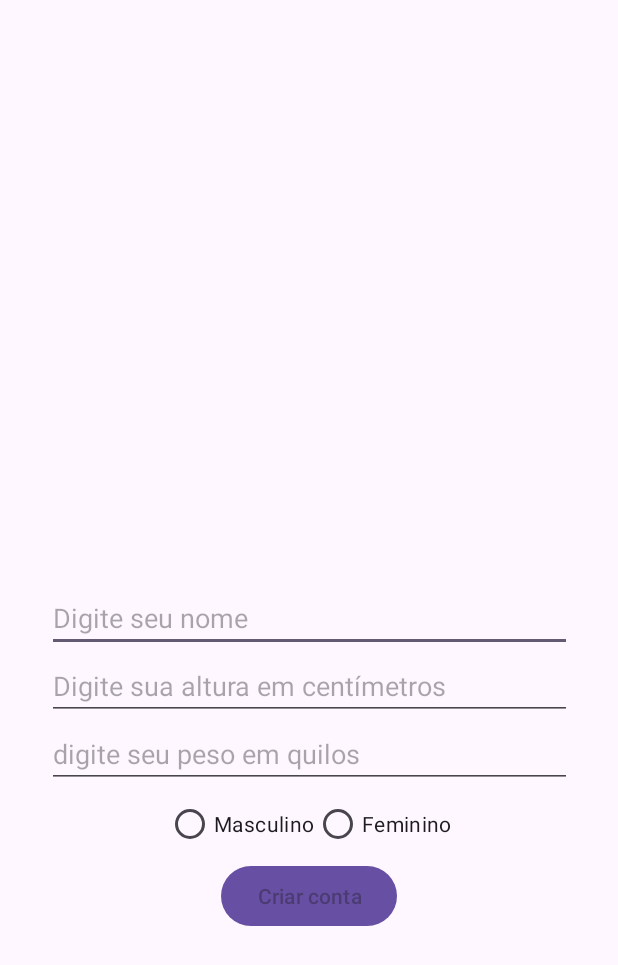
After one commit to joaoVieira1/marcha-project-dmo2, an Android app: the ProfileActivity screen opened directly, with no data from a screen before it, on a phone screen of 412 x 824 dp. The commit adds this screen. Shown: the top 965 px of the screen. Run offline under Robolectric (Android 15) with nearby library versions, the phone set to English and light mode, and no system bars; our stand-ins replace Firebase (no records; nobody signed in at launch, a user with empty details on screens opened directly).

Commit message:
user register implementation

```diff
--- a/app/build.gradle.kts
+++ b/app/build.gradle.kts
@@ -50,6 +50,7 @@ dependencies {
     implementation(libs.androidx.credentials)
     implementation(libs.androidx.credentials.play.services.auth)
     implementation(libs.googleid)
+    implementation(libs.firebase.firestore.ktx)
     testImplementation(libs.junit)
     androidTestImplementation(libs.androidx.junit)
     androidTestImplementation(libs.androidx.espresso.core)
--- a/app/src/main/AndroidManifest.xml
+++ b/app/src/main/AndroidManifest.xml
@@ -22,6 +22,8 @@
             </intent-filter>
         </activity>
         <activity android:name=".HomeActivity"/>
+        <activity android:name=".RegisterActivity"/>
+        <activity android:name=".ProfileActivity"/>
     </application>
 
 </manifest>
--- /dev/null
+++ b/app/src/main/java/com/project/marcha/ProfileActivity.kt
@@ -0,0 +1,67 @@
+package com.project.marcha
+
+import android.content.Intent
+import android.os.Bundle
+import android.widget.RadioGroup
+import androidx.appcompat.app.AppCompatActivity
+import com.google.firebase.Firebase
+import com.google.firebase.auth.FirebaseAuth
+import com.google.firebase.firestore.firestore
+import com.project.marcha.databinding.ActivityProfileBinding
+import com.project.marcha.databinding.ActivityRegisterBinding
+
+class ProfileActivity : AppCompatActivity() {
+
+    private lateinit var binding: ActivityProfileBinding
+    val firebaseAuth = FirebaseAuth.getInstance()
+
+    override fun onCreate(savedInstanceState: Bundle?) {
+        super.onCreate(savedInstanceState)
+        binding = ActivityProfileBinding.inflate(layoutInflater)
+        setContentView(binding.root)
+
+        configListeners()
+    }
+
+    private fun configListeners(){
+        binding.buttonRegister.setOnClickListener {
+            persistenceDatabase()
+        }
+    }
+
+    private fun persistenceDatabase(){
+        val email = firebaseAuth.currentUser!!.email.toString()
+        val name = binding.editTextName.text.toString()
+        val heightText = binding.editTextHeight.text.toString()
+        val weightText = binding.editTextWeight.text.toString()
+        val sex = getSex(binding)
+
+        val height: Int? = heightText.toIntOrNull()
+        val weight: Double? = weightText.toDoubleOrNull()
+
+        val db = Firebase.firestore
+
+        val dados = hashMapOf(
+            "name" to name,
+            "height" to height,
+            "weight" to weight,
+            "sex" to sex
+        )
+
+        db.collection("users")
+            .document(email)
+            .set(dados)
+            .addOnCompleteListener {
+                startActivity(Intent(this, HomeActivity::class.java))
+                finish()
+            }
+    }
+
+    fun getSex(binding: ActivityProfileBinding): String? {
+        return when (binding.radioGroupSex.checkedRadioButtonId) {
+            R.id.radioMasculine -> "Masculino"
+            R.id.radioFeminine -> "Feminino"
+            else -> null
+        }
+    }
+}
--- /dev/null
+++ b/app/src/main/res/layout/activity_profile.xml
@@ -0,0 +1,69 @@
+<?xml version="1.0" encoding="utf-8"?>
+<androidx.constraintlayout.widget.ConstraintLayout xmlns:android="http://schemas.android.com/apk/res/android"
+    android:layout_width="match_parent"
+    android:layout_height="match_parent"
+    xmlns:app="http://schemas.android.com/apk/res-auto">
+
+    <EditText
+        android:id="@+id/editText_name"
+        android:layout_width="350dp"
+        android:layout_height="wrap_content"
+        android:hint="@string/hint_name"
+        app:layout_constraintStart_toStartOf="parent"
+        app:layout_constraintEnd_toEndOf="parent"
+        app:layout_constraintTop_toTopOf="parent"
+        app:layout_constraintBottom_toBottomOf="parent"/>
+
+    <EditText
+        android:id="@+id/editText_height"
+        android:layout_width="350dp"
+        android:layout_height="wrap_content"
+        android:hint="@string/hint_height"
+        app:layout_constraintStart_toStartOf="parent"
+        app:layout_constraintEnd_toEndOf="parent"
+        app:layout_constraintTop_toBottomOf="@+id/editText_name"
+        android:inputType="number"/>
+
+    <EditText
+        android:id="@+id/editText_weight"
+        android:layout_width="350dp"
+        android:layout_height="wrap_content"
+        android:hint="@string/hint_weight"
+        app:layout_constraintStart_toStartOf="parent"
+        app:layout_constraintEnd_toEndOf="parent"
+        app:layout_constraintTop_toBottomOf="@+id/editText_height"
+        android:inputType="numberDecimal"/>
+
+    <RadioGroup
+        android:id="@+id/radioGroupSex"
+        android:layout_width="wrap_content"
+        android:layout_height="wrap_content"
+        android:orientation="horizontal"
+        app:layout_constraintStart_toStartOf="parent"
+        app:layout_constraintEnd_toEndOf="parent"
+        app:layout_constraintTop_toBottomOf="@+id/editText_weight">
+
+        <RadioButton
+            android:id="@+id/radioMasculine"
+            android:layout_width="wrap_content"
+            android:layout_height="wrap_content"
+            android:text="Masculino" />
+
+        <RadioButton
+            android:id="@+id/radioFeminine"
+            android:layout_width="wrap_content"
+            android:layout_height="wrap_content"
+            android:text="Feminino" />
+    </RadioGroup>
+
+    <Button
+        android:id="@+id/button_register"
+        android:layout_width="wrap_content"
+        android:layout_height="wrap_content"
+        android:hint="@string/button_register"
+        android:textAllCaps="true"
+        app:layout_constraintStart_toStartOf="parent"
+        app:layout_constraintEnd_toEndOf="parent"
+        app:layout_constraintTop_toBottomOf="@id/radioGroupSex"/>
+
+</androidx.constraintlayout.widget.ConstraintLayout>
--- a/app/src/main/res/values/strings.xml
+++ b/app/src/main/res/values/strings.xml
@@ -6,4 +6,9 @@
     <string name="hint_senha">Digite sua senha</string>
     <string name="login_error">Email e/ou senha inválidos</string>
     <string name="button_sign_out">Sair</string>
+    <string name="confirm_password">Confirme sua senha</string>
+    <string name="register_error">Insira corretamente os dados</string>
+    <string name="hint_name">Digite seu nome</string>
+    <string name="hint_height">Digite sua altura em centímetros</string>
+    <string name="hint_weight">digite seu peso em quilos</string>
 </resources>
--- a/gradle/libs.versions.toml
+++ b/gradle/libs.versions.toml
@@ -14,6 +14,7 @@ firebaseAuth = "23.2.0"
 credentials = "1.5.0"
 credentialsPlayServicesAuth = "1.5.0"
 googleid = "1.1.1"
+firebaseFirestoreKtx = "25.1.4"
 
 [libraries]
 androidx-core-ktx = { group = "androidx.core", name = "core-ktx", version.ref = "coreKtx" }
@@ -28,6 +29,7 @@ firebase-auth = { group = "com.google.firebase", name = "firebase-auth", version
 androidx-credentials = { group = "androidx.credentials", name = "credentials", version.ref = "credentials" }
 androidx-credentials-play-services-auth = { group = "androidx.credentials", name = "credentials-play-services-auth", version.ref = "credentialsPlayServicesAuth" }
 googleid = { group = "com.google.android.libraries.identity.googleid", name = "googleid", version.ref = "googleid" }
+firebase-firestore-ktx = { group = "com.google.firebase", name = "firebase-firestore-ktx", version.ref = "firebaseFirestoreKtx" }
 
 [plugins]
 android-application = { id = "com.android.application", version.ref = "agp" }
```
Also changed, not shown: app/src/main/java/com/project/marcha/LoginActivity.kt (+8 -0 lines), app/src/main/java/com/project/marcha/RegisterActivity.kt (added, +58 -0 lines), app/src/main/res/layout/activity_register.xml (added, +49 -0 lines).
